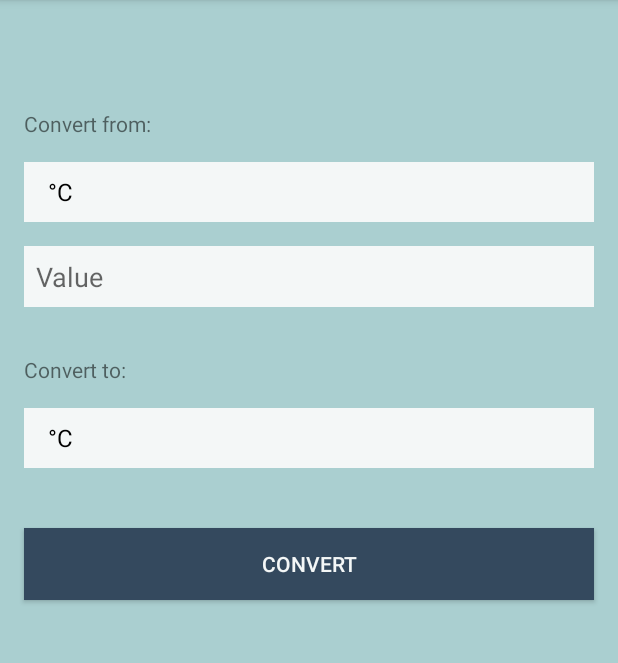
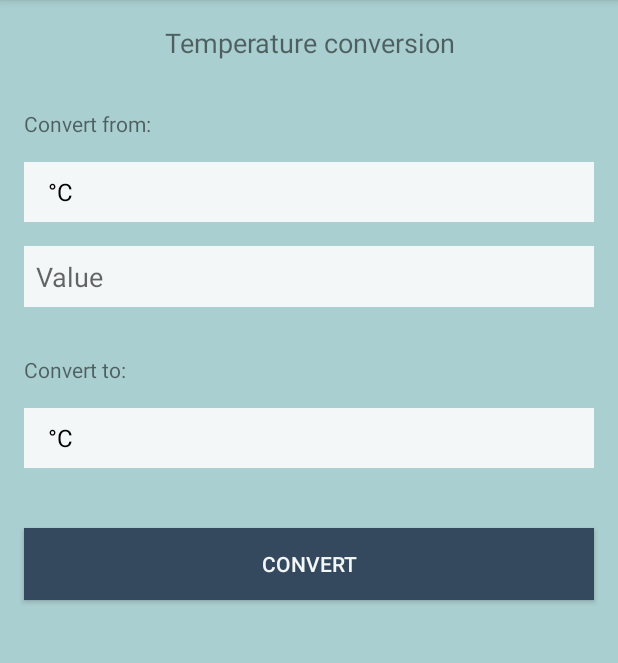
Before and after one commit to fkulic/UniCon, an Android app: the screen it shows after launch (ConvertActivity), after a tap on an icon or button, on a phone screen of 412 x 824 dp, the part 84-747 px from its top. Run offline under Robolectric (Android 15) with nearby library versions, the phone set to English and light mode, and no system bars.

Commit message:
final commit, add convert activity title

```diff
--- a/app/src/main/java/com/fkulic/unicon/ConvertActivity.java
+++ b/app/src/main/java/com/fkulic/unicon/ConvertActivity.java
@@ -8,6 +8,7 @@ import android.widget.ArrayAdapter;
 import android.widget.Button;
 import android.widget.EditText;
 import android.widget.Spinner;
+import android.widget.TextView;
 import android.widget.Toast;
 
 import java.util.ArrayList;
@@ -29,6 +30,7 @@ public class ConvertActivity extends AppCompatActivity implements View.OnClickLi
     public static final String CONVERT_MASS = "convert_mass";
     public static final String CONVERT_VOLUME = "convert_volume";
 
+    TextView tvConvertTitle;
     Spinner sInputUnit;
     EditText etInputValue;
     Spinner sOutputUnit;
@@ -53,6 +55,7 @@ public class ConvertActivity extends AppCompatActivity implements View.OnClickLi
     }
 
     private void setUpUI() {
+        tvConvertTitle = (TextView) findViewById(R.id.tvConvertTitle);
         sInputUnit = (Spinner) findViewById(R.id.sInputUnit);
         etInputValue = (EditText) findViewById(R.id.etInputValue);
         sOutputUnit = (Spinner) findViewById(R.id.sOutputUnit);
@@ -63,18 +66,22 @@ public class ConvertActivity extends AppCompatActivity implements View.OnClickLi
             case CONVERT_TEMP:
                 mUnit = new Temperature();
                 spinnerArray = mUnit.getUnits();
+                tvConvertTitle.setText(R.string.tvConvertTempText);
                 break;
             case CONVERT_LENGTH:
                 mUnit = new Length();
                 spinnerArray = mUnit.getUnits();
+                tvConvertTitle.setText(R.string.tvConvertLengthText);
                 break;
             case CONVERT_MASS:
                 mUnit = new Mass();
                 spinnerArray = mUnit.getUnits();
+                tvConvertTitle.setText(R.string.tvConvertMassText);
                 break;
             case CONVERT_VOLUME:
                 mUnit = new Volume();
                 spinnerArray = mUnit.getUnits();
+                tvConvertTitle.setText(R.string.tvConvertVolumeText);
                 break;
         }
         ArrayAdapter<String> spinnerArayAdapter = new ArrayAdapter<String>(this, android.R.layout.simple_spinner_dropdown_item, spinnerArray);
--- a/app/src/main/res/layout/activity_convert.xml
+++ b/app/src/main/res/layout/activity_convert.xml
@@ -12,6 +12,7 @@
         android:orientation="vertical">
 
         <TextView
+            android:id="@+id/tvConvertTitle"
             android:layout_width="match_parent"
             android:layout_height="wrap_content"
             android:layout_marginTop="16dp"
```
